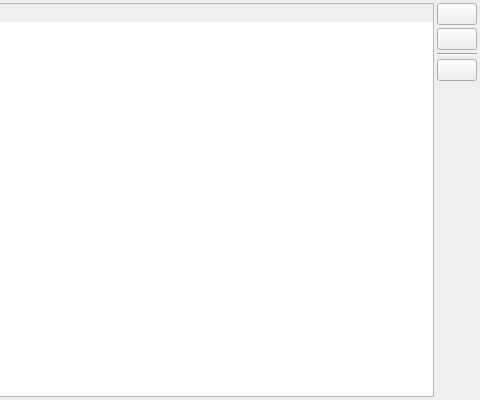
Qt form src/GSvar/SampleDiseaseInfoWidget.ui (imgag/ngs-bits) before a commit; both pictures show x 420 to 900 and y 0 to 400 of the 900 by 400 pixel window.
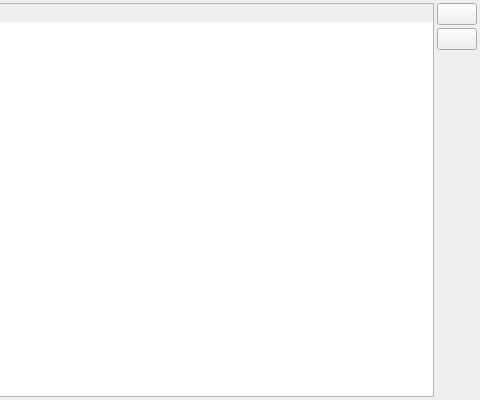
The same form after that commit. Icons and pictures are not drawn.

Patch:
```diff
--- a/src/GSvar/SampleDiseaseInfoWidget.ui
+++ b/src/GSvar/SampleDiseaseInfoWidget.ui
@@ -104,27 +104,6 @@
        </property>
       </widget>
      </item>
-     <item>
-      <widget class="Line" name="line_2">
-       <property name="orientation">
-        <enum>Qt::Horizontal</enum>
-       </property>
-      </widget>
-     </item>
-     <item>
-      <widget class="QPushButton" name="genlab_btn">
-       <property name="toolTip">
-        <string>Import disease details from GenLab.</string>
-       </property>
-       <property name="text">
-        <string/>
-       </property>
-       <property name="icon">
-        <iconset resource="GSvar.qrc">
-         <normaloff>:/Icons/GenLab.png</normaloff>:/Icons/GenLab.png</iconset>
-       </property>
-      </widget>
-     </item>
      <item>
       <spacer name="verticalSpacer">
        <property name="orientation">
```
